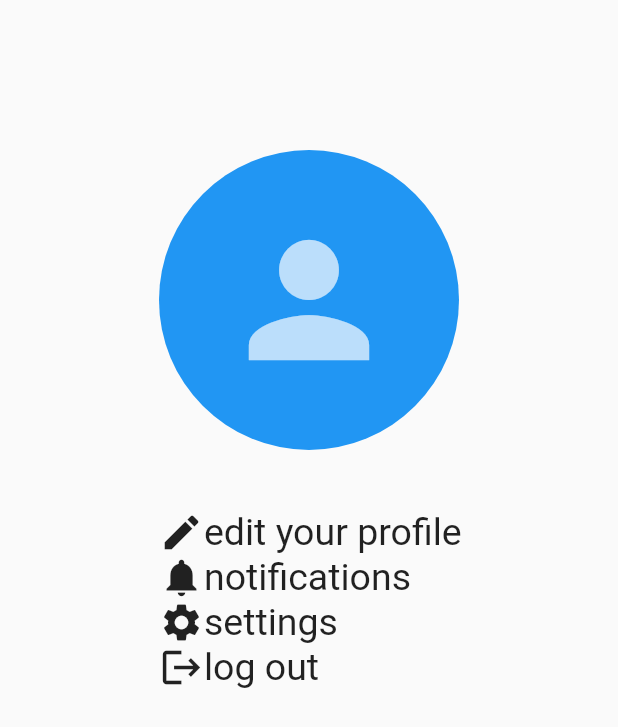
After one commit to collinsregs/cit_club, a Flutter app: the ProfileView screen opened directly, on a phone screen of 412 x 824 dp. The commit adds this screen. Shown: the top 727 px of the screen. Run offline on Flutter 3.47's test engine with Material 2 defaults, Android fonts, the phone set to English and light mode, and no system bars; our stand-ins replace firebase_auth, firebase_core, google_fonts; accounts and stored records are empty; network calls fail.

Commit message:
navbar fully set up and profile page roughed out

```diff
--- /dev/null
+++ b/lib/views/profile_view.dart
@@ -0,0 +1,104 @@
+// ignore_for_file: prefer_const_constructors
+
+import 'package:flutter/material.dart';
+import 'package:flutter/src/widgets/framework.dart';
+import 'package:flutter/src/widgets/placeholder.dart';
+
+class ProfileView extends StatefulWidget {
+  @override
+  State<ProfileView> createState() => _ProfileViewState();
+}
+
+class _ProfileViewState extends State<ProfileView> {
+  @override
+  Widget build(BuildContext context) {
+    return Scaffold(
+      body: Center(
+        child: Column(
+          crossAxisAlignment: CrossAxisAlignment.center,
+          children: [
+            const SizedBox(
+              height: 100,
+            ),
+            const CircleAvatar(
+              backgroundColor: Colors.blue,
+              radius: 100,
+              child: Icon(
+                Icons.person,
+                size: 120,
+              ),
+            ),
+            SizedBox(
+              height: 40,
+            ),
+            SizedBox(
+              width: 200,
+              child: Center(
+                child: Column(
+                  children: [
+                    Row(
+                      mainAxisAlignment: MainAxisAlignment.start,
+                      // ignore: prefer_const_literals_to_create_immutables
+                      children: [
+                        Icon(
+                          Icons.edit,
+                          size: 30,
+                        ),
+                        Text(
+                          'edit your profile',
+                          style: TextStyle(fontSize: 25),
+                        ),
+                      ],
+                    ),
+                    Row(
+                      mainAxisAlignment: MainAxisAlignment.start,
+                      // ignore: prefer_const_literals_to_create_immutables
+                      children: [
+                        Icon(
+                          Icons.notifications,
+                          size: 30,
+                        ),
+                        Text(
+                          'notifications',
+                          style: TextStyle(fontSize: 25),
+                        ),
+                      ],
+                    ),
+                    Row(
+                      mainAxisAlignment: MainAxisAlignment.start,
+                      // ignore: prefer_const_literals_to_create_immutables
+                      children: [
+                        Icon(
+                          Icons.settings,
+                          size: 30,
+                        ),
+                        Text(
+                          'settings',
+                          style: TextStyle(fontSize: 25),
+                        ),
+                      ],
+                    ),
+                    Row(
+                      mainAxisAlignment: MainAxisAlignment.start,
+                      // ignore: prefer_const_literals_to_create_immutables
+                      children: [
+                        Icon(
+                          Icons.logout,
+                          size: 30,
+                        ),
+                        Text(
+                          'log out',
+                          style: TextStyle(fontSize: 25),
+                        ),
+                      ],
+                    ),
+                  ],
+                ),
+              ),
+            ),
+          ],
+        ),
+      ),
+    );
+  }
+}
```
Also changed, not shown: lib/main.dart (+27 -11 lines), lib/resources/bottom_nav.dart (added, +81 -0 lines), lib/splash_screen.dart (deleted, +0 -61 lines), lib/views/events_view.dart (added, +21 -0 lines), lib/views/forum_view.dart (added, +21 -0 lines), lib/views/home_page.dart (+8 -8 lines), lib/views/login_view.dart (+24 -0 lines), lib/views/main_page.dart (deleted, +0 -27 lines), lib/views/registration_view.dart (+32 -8 lines), lib/views/splash_screen.dart (deleted, +0 -62 lines).
